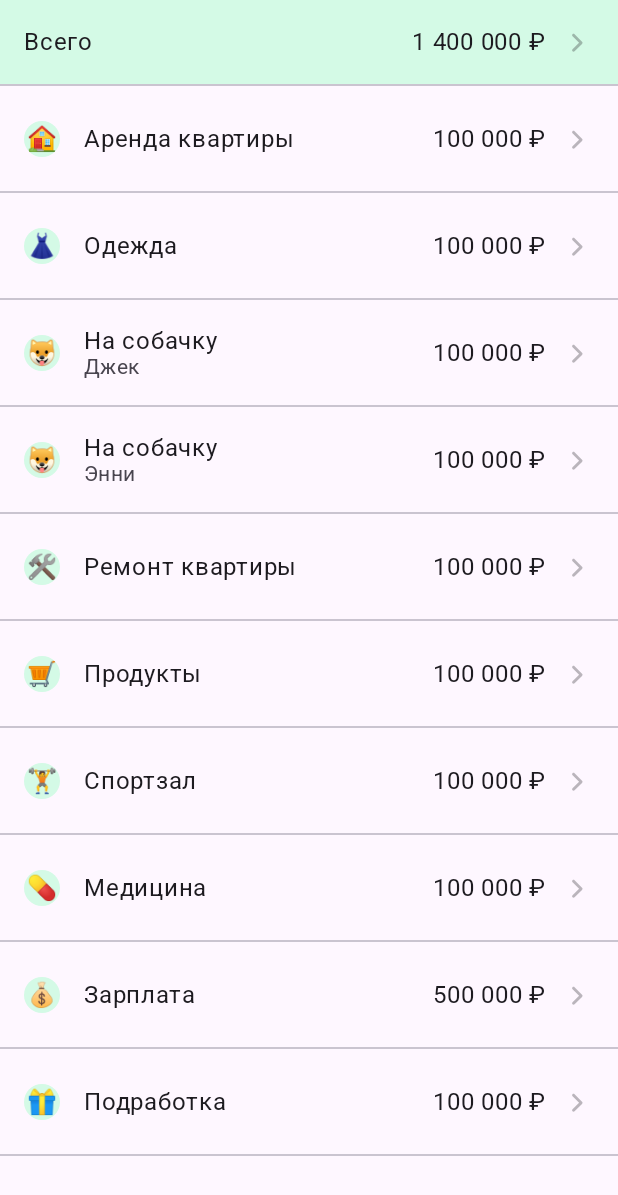
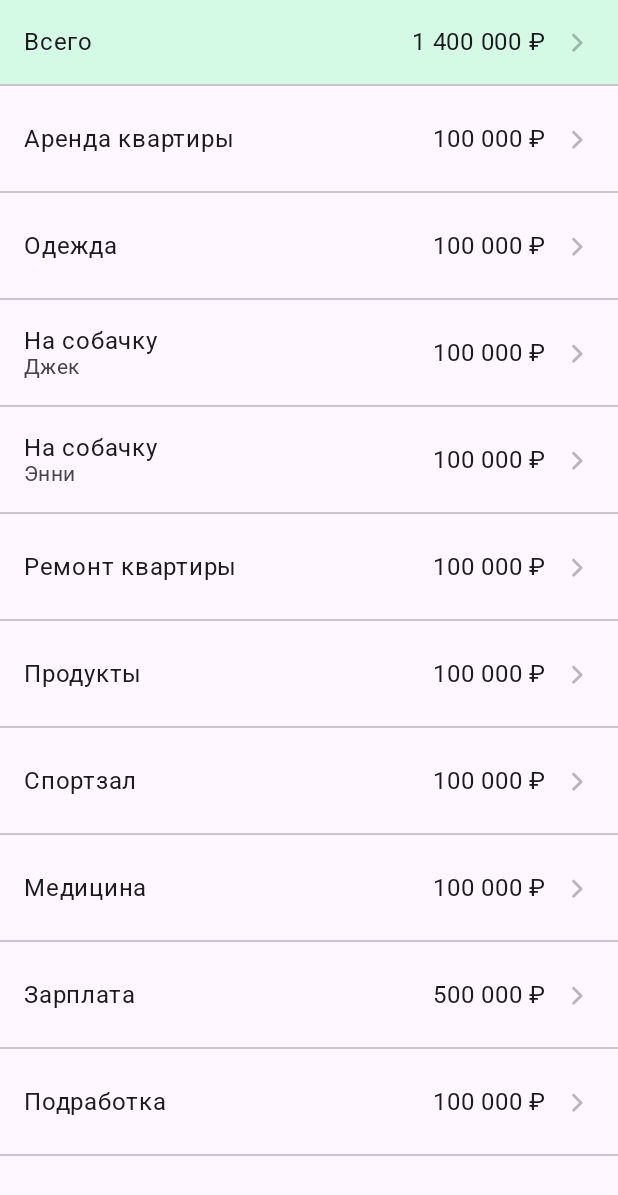
Before and after one commit to Krishigina/MyFinances, an Android app built with Jetpack Compose: the composable IncomeScreenContent called with sample values from the repository, on a phone screen of 412 x 824 dp. Shown: the top 1195 px of the screen. Run offline under Robolectric (Android 15) with nearby library versions, the phone set to English and light mode, and no system bars.

Commit message:
fix ui from hw1

```diff
--- a/app/src/main/java/com/myfinances/data/MockData.kt
+++ b/app/src/main/java/com/myfinances/data/MockData.kt
@@ -15,8 +15,8 @@ object MockData {
         Category(id = 6, name = "Спортзал", emoji = "🏋️", isIncome = false),
         Category(id = 7, name = "Медицина", emoji = "💊", isIncome = false),
 
-        Category(id = 10, name = "Зарплата", emoji = "💰", isIncome = true),
-        Category(id = 11, name = "Подработка", emoji = "🎁", isIncome = true)
+        Category(id = 10, name = "Зарплата", isIncome = true),
+        Category(id = 11, name = "Подработка", isIncome = true)
     )
 
     val transactions = listOf(
--- a/app/src/main/java/com/myfinances/domain/entity/Category.kt
+++ b/app/src/main/java/com/myfinances/domain/entity/Category.kt
@@ -4,6 +4,6 @@ package com.myfinances.domain.entity
 data class Category(
     val id: Int,
     val name: String,
-    val emoji: String,
+    val emoji: String? = null,
     val isIncome: Boolean
 )
--- a/app/src/main/java/com/myfinances/ui/screens/account/AccountScreen.kt
+++ b/app/src/main/java/com/myfinances/ui/screens/account/AccountScreen.kt
@@ -45,7 +45,6 @@ fun AccountScreenContent(
         ListItem(model = balanceItem)
         Divider()
         ListItem(model = currencyItem)
-        Divider()
     }
 }
 
--- a/app/src/main/java/com/myfinances/ui/screens/articles/ArticlesScreen.kt
+++ b/app/src/main/java/com/myfinances/ui/screens/articles/ArticlesScreen.kt
@@ -45,7 +45,7 @@ private fun Category.toListItemModel(): ListItemModel {
     return ListItemModel(
         id = this.id.toString(),
         type = ItemType.TRANSACTION,
-        leadingIcon = LeadingIcon.Emoji(this.emoji),
+        leadingIcon = this.emoji?.let { LeadingIcon.Emoji(it) },
         title = this.name,
         trailingContent = null,
         showTrailingArrow = false
--- a/app/src/main/java/com/myfinances/ui/screens/income/IncomeScreen.kt
+++ b/app/src/main/java/com/myfinances/ui/screens/income/IncomeScreen.kt
@@ -12,7 +12,6 @@ import com.myfinances.R
 import com.myfinances.data.MockData
 import com.myfinances.domain.entity.Transaction
 import com.myfinances.ui.components.ItemType
-import com.myfinances.ui.components.LeadingIcon
 import com.myfinances.ui.components.ListItem
 import com.myfinances.ui.components.ListItemModel
 import com.myfinances.ui.components.TrailingContent
@@ -38,7 +37,6 @@ fun IncomeScreenContent(
         val category = MockData.findCategoryById(transaction.categoryId)
         transaction.toListItemModel(
             categoryName = category?.name ?: stringResource(id = R.string.unknown),
-            emoji = category?.emoji ?: "❓",
             type = ItemType.TRANSACTION
         )
     }
@@ -64,14 +62,13 @@ private fun formatCurrency(amount: Double): String {
 
 private fun Transaction.toListItemModel(
     categoryName: String,
-    emoji: String,
     type: ItemType
 ): ListItemModel {
     return ListItemModel(
         id = this.id.toString(),
         title = categoryName,
         type = type,
-        leadingIcon = LeadingIcon.Emoji(emoji),
+        leadingIcon = null,
         subtitle = this.comment,
         trailingContent = TrailingContent.TextWithArrow(formatCurrency(this.amount.toDouble())),
         onClick = { }
--- a/app/src/main/java/com/myfinances/ui/theme/Color.kt
+++ b/app/src/main/java/com/myfinances/ui/theme/Color.kt
@@ -12,4 +12,6 @@ val Grey = Color(0x4D3C3C43)
 val LightGrey = Color(0xFFECE6F0)
 val ExtraLightGrey = Color(0xFFF3EDF7)
 
+val GreyDivider = Color(0xFFCAC4D0)
+
 val WhiteBackground = Color(0xFFFEF7FF)
--- a/app/src/main/java/com/myfinances/ui/theme/Theme.kt
+++ b/app/src/main/java/com/myfinances/ui/theme/Theme.kt
@@ -25,7 +25,8 @@ private val DarkColorScheme = darkColorScheme(
     onBackground = BrightBlack,
     onSurface = BrightBlack,
     onSurfaceVariant = LightBlack,
-    surfaceTint = ExtraLightGrey
+    surfaceTint = ExtraLightGrey,
+    outlineVariant = GreyDivider
 )
 
 private val LightColorScheme = lightColorScheme(
@@ -43,7 +44,8 @@ private val LightColorScheme = lightColorScheme(
     onSurface = BrightBlack,
     onSurfaceVariant = LightBlack,
     surfaceTint = ExtraLightGrey,
-    onTertiary = LightBlack
+    onTertiary = LightBlack,
+    outlineVariant = GreyDivider
 )
 
 @Composable
```
